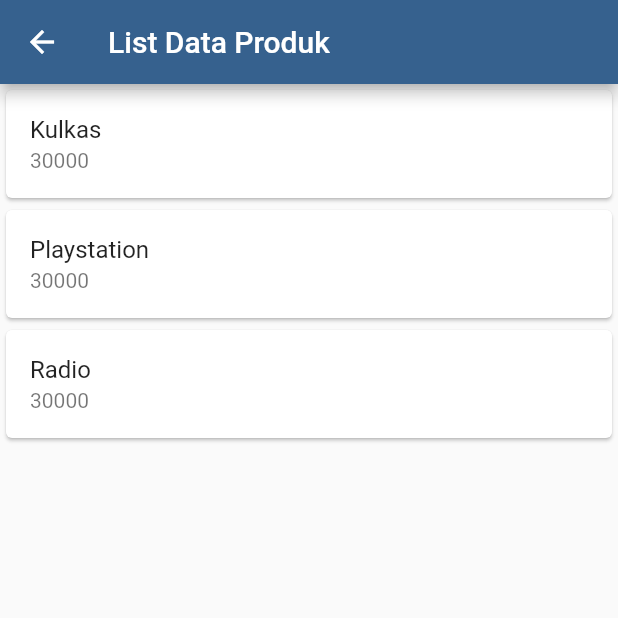
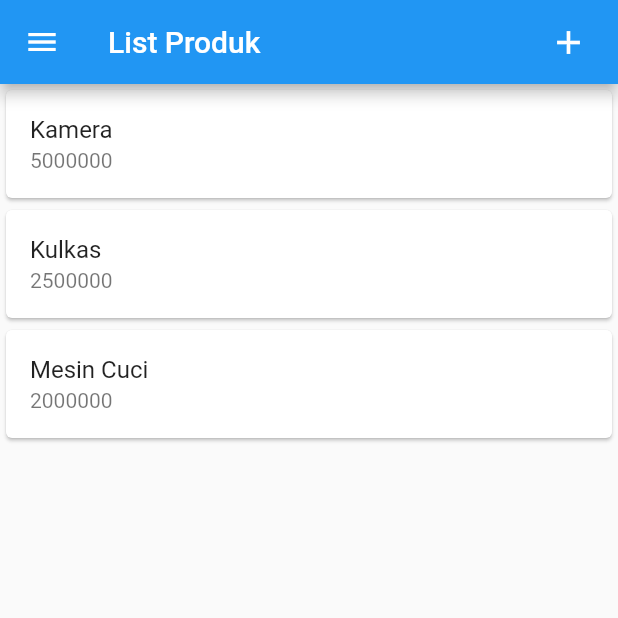
Before and after one commit to rrpbae/MobileLab26-H1D024020, a Flutter app: the ProdukPage screen opened directly, on a phone screen of 412 x 824 dp, the top half of it. Run offline on Flutter 3.47's test engine with Material 3 defaults, Android fonts, the phone set to English and light mode, and no system bars; our stand-ins replace shared_preferences; accounts and stored records are empty.

```diff
--- /dev/null
+++ b/lib/model/produk.dart
@@ -0,0 +1,19 @@
+class Produk {
+  int? id;
+  String? kodeProduk;
+  String? namaProduk;
+  int? hargaProduk;
+
+  Produk({this.id, this.kodeProduk, this.namaProduk, this.hargaProduk});
+
+  factory Produk.fromJson(Map<String, dynamic> obj) {
+    return Produk(
+      id: obj['id'] is int ? obj['id'] : int.tryParse(obj['id'].toString()),
+      kodeProduk: obj['kode_produk'],
+      namaProduk: obj['nama_produk'],
+      hargaProduk: obj['harga'] is int
+          ? obj['harga']
+          : int.tryParse(obj['harga'].toString()),
+    );
+  }
+}
--- a/lib/ui/produk_page.dart
+++ b/lib/ui/produk_page.dart
@@ -1,37 +1,71 @@
 import 'package:flutter/material.dart';
+import 'package:belajar_flutter/model/produk.dart';
+import 'package:belajar_flutter/ui/produk_detail.dart';
+import 'package:belajar_flutter/ui/produk_form.dart';
 
 class ProdukPage extends StatefulWidget {
-  const ProdukPage({Key? key}) : super(key: key);
+  const ProdukPage({super.key});
 
   @override
-  ProdukPageState createState() => ProdukPageState();
+  State<ProdukPage> createState() => _ProdukPageState();
 }
 
-class ProdukPageState extends State<ProdukPage> {
+class _ProdukPageState extends State<ProdukPage> {
   @override
   Widget build(BuildContext context) {
     return Scaffold(
       appBar: AppBar(
-        title: const Text('List Data Produk'),
+        title: const Text('List Produk'),
+        actions: [
+          Padding(
+            padding: const EdgeInsets.only(right: 20.0),
+            child: GestureDetector(
+              child: const Icon(Icons.add, size: 26.0),
+              onTap: () async {
+                Navigator.push(
+                  context,
+                  MaterialPageRoute(builder: (context) => const ProdukForm()),
+                );
+              },
+            ),
+          )
+        ],
+      ),
+      drawer: Drawer(
+        child: ListView(
+          children: [
+            ListTile(
+              title: const Text('Logout'),
+              trailing: const Icon(Icons.logout),
+              onTap: () async {},
+            )
+          ],
+        ),
       ),
       body: ListView(
-        children: const [
-          Card(
-            child: ListTile(
-              title: Text('Kulkas'),
-              subtitle: Text('30000'),
+        children: [
+          ItemProduk(
+            produk: Produk(
+              id: 1,
+              kodeProduk: 'A001',
+              namaProduk: 'Kamera',
+              hargaProduk: 5000000,
             ),
           ),
-          Card(
-            child: ListTile(
-              title: Text('Playstation'),
-              subtitle: Text('30000'),
+          ItemProduk(
+            produk: Produk(
+              id: 2,
+              kodeProduk: 'A002',
+              namaProduk: 'Kulkas',
+              hargaProduk: 2500000,
             ),
           ),
-          Card(
-            child: ListTile(
-              title: Text('Radio'),
-              subtitle: Text('30000'),
+          ItemProduk(
+            produk: Produk(
+              id: 3,
+              kodeProduk: 'A003',
+              namaProduk: 'Mesin Cuci',
+              hargaProduk: 2000000,
             ),
           ),
         ],
@@ -39,3 +73,28 @@ class ProdukPageState extends State<ProdukPage> {
     );
   }
 }
+
+class ItemProduk extends StatelessWidget {
+  final Produk produk;
+  const ItemProduk({super.key, required this.produk});
+
+  @override
+  Widget build(BuildContext context) {
+    return GestureDetector(
+      onTap: () {
+        Navigator.push(
+          context,
+          MaterialPageRoute(
+            builder: (context) => ProdukDetail(produk: produk),
+          ),
+        );
+      },
+      child: Card(
+        child: ListTile(
+          title: Text(produk.namaProduk ?? ''),
+          subtitle: Text(produk.hargaProduk?.toString() ?? ''),
+        ),
+      ),
+    );
+  }
+}
```
Also changed, not shown: lib/main.dart (+6 -5 lines), lib/model/login.dart (added, +21 -0 lines), lib/model/registrasi.dart (added, +15 -0 lines), lib/ui/login_page.dart (added, +99 -0 lines), lib/ui/produk_detail.dart (+69 -17 lines), lib/ui/produk_form.dart (+81 -50 lines), lib/ui/registrasi_page.dart (added, +117 -0 lines).
